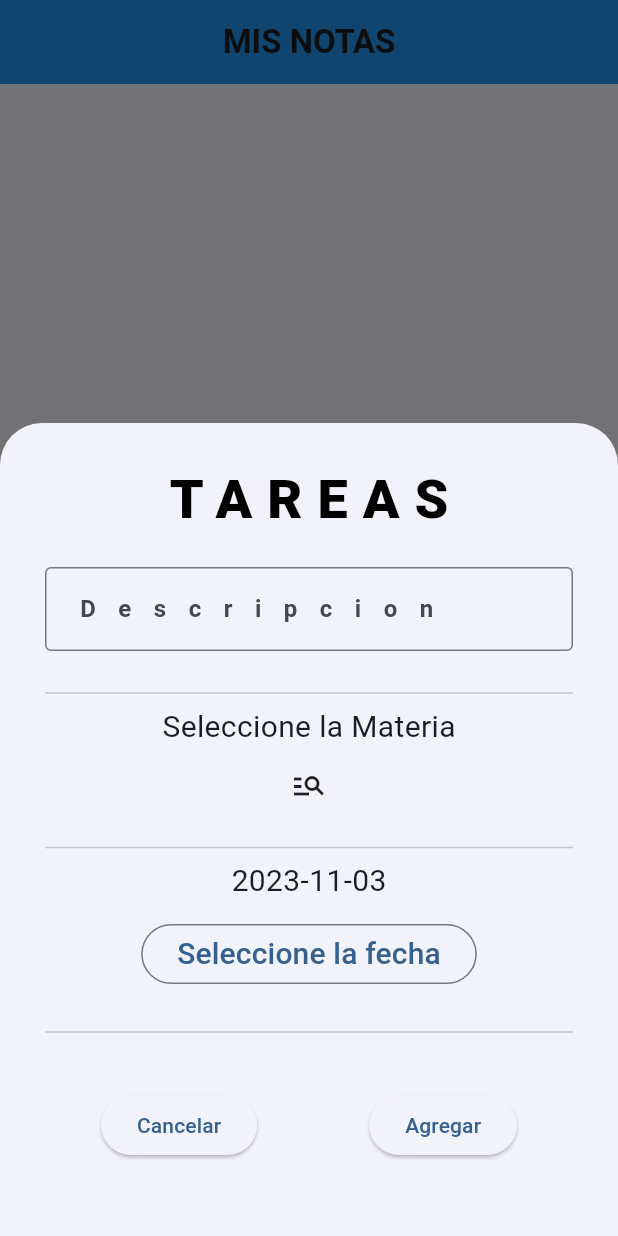
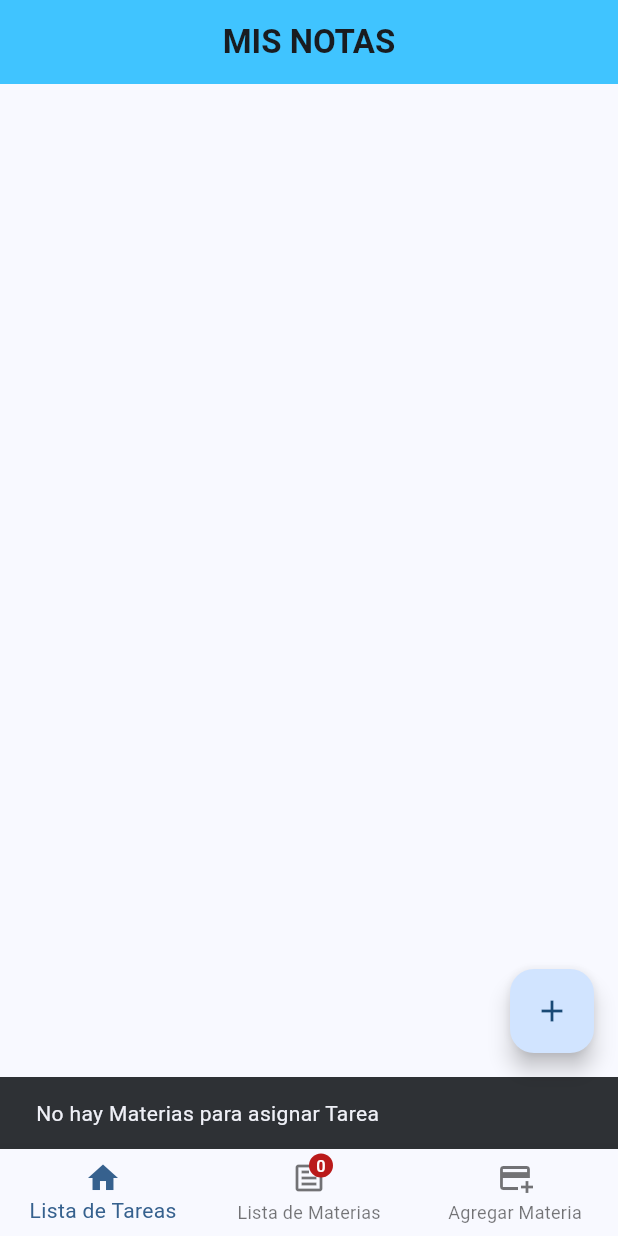
Before and after one commit to Lluan12/dam_u3_practica1_bd, a Flutter app: the screen it shows after launch, after a tap on the "add" icon, on a phone screen of 412 x 824 dp. Run offline on Flutter 3.47's test engine with Material 2 defaults, Android fonts, the phone set to English and light mode, and no system bars; our stand-ins replace sqflite; accounts and stored records are empty.

```diff
--- a/lib/aplicacion.dart
+++ b/lib/aplicacion.dart
@@ -1,4 +1,3 @@
-import 'dart:ffi';
 import 'package:dam_u3_practica1_bd/Materia.dart';
 import 'package:dam_u3_practica1_bd/Tarea.dart';
 import 'package:dam_u3_practica1_bd/basedatos.dart';
@@ -20,6 +19,7 @@ class _AppState extends State<App> {
   Tarea estTarea = Tarea(idTarea: 0, idMateria: "", f_entrega: "", descripcion: "");
   bool mostrar = false;
   bool comprobar = false;
+  bool light = false;
 
   int index = 0;
   // Contoller para Materia
@@ -73,7 +73,6 @@ class _AppState extends State<App> {
           });
         },
         items: [
-
           BottomNavigationBarItem(icon: Badge(child: Icon(Icons.home), label: Text("${t.length}",), isLabelVisible: index!=0), label: "Lista de Tareas"), // TAREAS
           BottomNavigationBarItem(icon: Badge(child: Icon(Icons.feed_outlined), label: Text("${m.length}"), isLabelVisible: index!=1), label:  "Lista de Materias"), // MATERIAS
           BottomNavigationBarItem(icon: Icon(Icons.add_card), label: "Agregar Materia"), // MATERIAS
@@ -81,7 +80,15 @@ class _AppState extends State<App> {
       ),
       floatingActionButton: Visibility(
         visible: mostrar,
-          child: FloatingActionButton(onPressed: (){agregarTarea();}, child: Icon(Icons.add))
+          child: FloatingActionButton(
+              onPressed: (){
+                if(m.length > 0){
+                  agregarTarea();
+                } else {
+                  ScaffoldMessenger.of(context).showSnackBar(SnackBar(content: Text("No hay Materias para asignar Tarea"),));
+                }
+              },
+              child: Icon(Icons.add))
       ),
     );
   }
@@ -460,7 +467,7 @@ class _AppState extends State<App> {
           return ListTile(
             title: Text(t[indice].descripcion),
             subtitle: Text(t[indice].f_entrega),
-            leading: CircleAvatar(child: Text(t[indice].idMateria), radius: 15,),
+            leading: CircleAvatar(child: Text(t[indice].idMateria), radius: 20,),
             trailing: IconButton(
               onPressed: (){
                 showDialog(
@@ -622,7 +629,7 @@ class _AppState extends State<App> {
           return ListTile(
             title: Text(m[indice].nombre),
             subtitle: Text(m[indice].docente),
-            leading: CircleAvatar(child: Text(m[indice].idMateria), radius: 15,),
+            leading: CircleAvatar(child: Text(m[indice].idMateria), radius: 20,),
             trailing: IconButton(
               onPressed: (){
                 t.forEach((tarea) {
--- a/lib/main.dart
+++ b/lib/main.dart
@@ -16,7 +16,7 @@ class MyApp extends StatelessWidget {
       title: 'MATERIA-TAREA',
       theme: ThemeData(
         colorScheme: ColorScheme.fromSeed(seedColor: Colors.blue),
-        appBarTheme: AppBarTheme(color: Colors.blue),
+        appBarTheme: AppBarTheme(color: Colors.lightBlueAccent),
         useMaterial3: true,
       ),
       home: App(),
```
